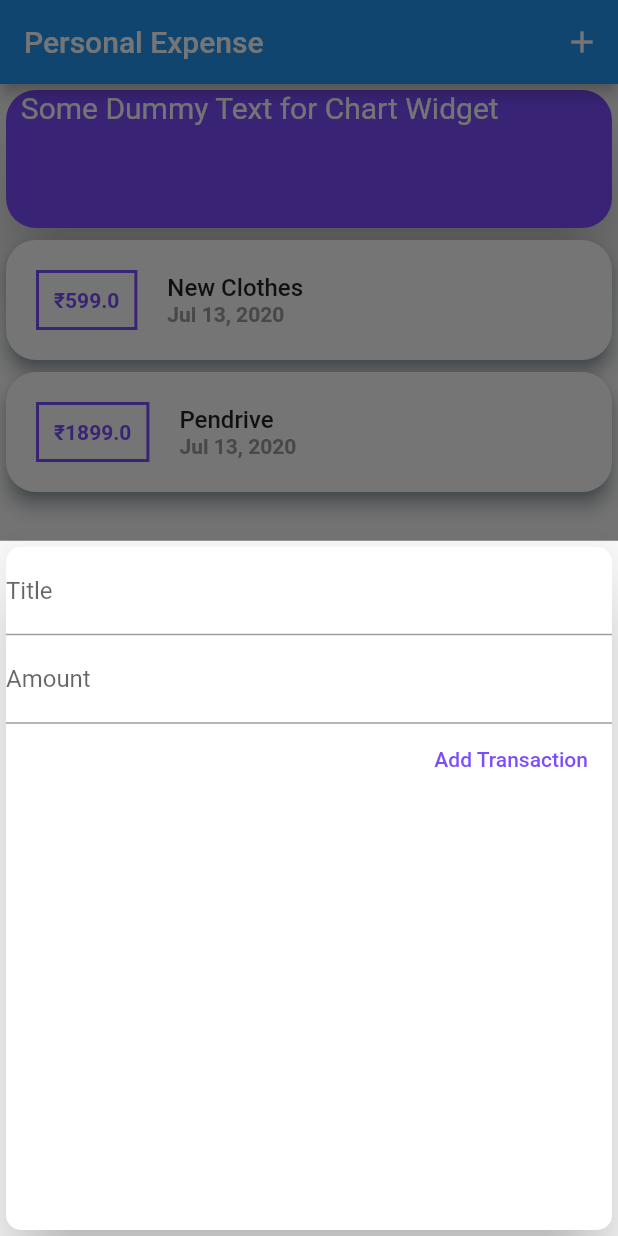
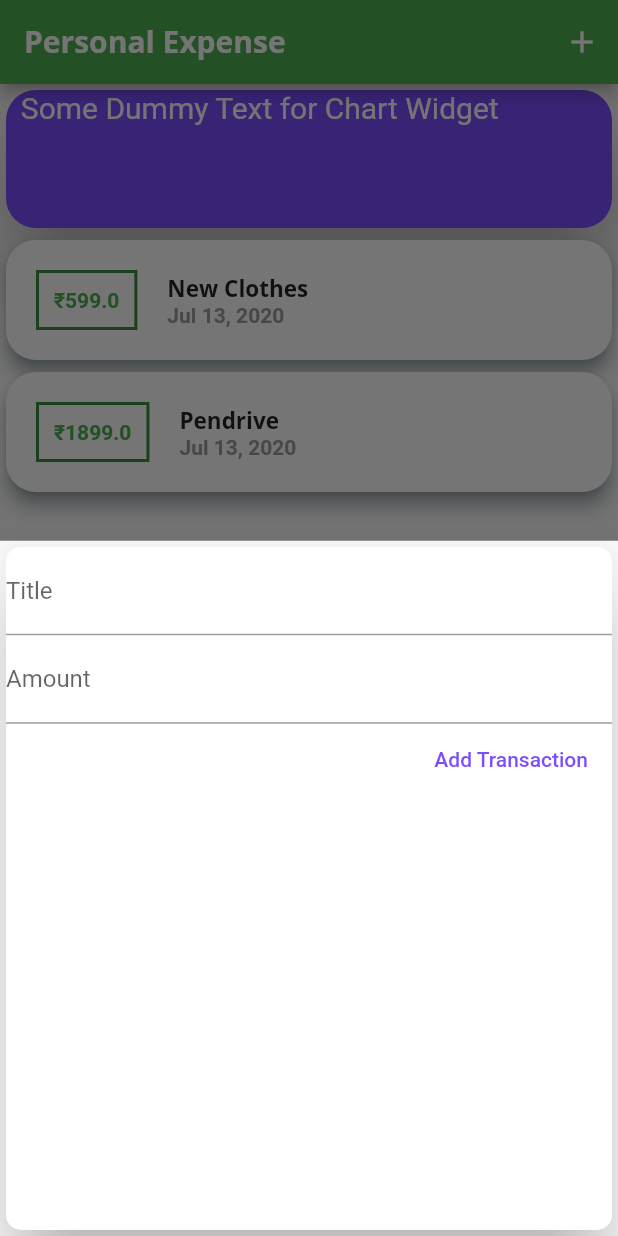
Before and after one commit to onkarnirhali/Personal-Expenses, a Flutter app: the screen it shows after launch, after a tap on the "add" icon, on a phone screen of 412 x 824 dp. Run offline on Flutter 3.47's test engine with Material 2 defaults, Android fonts, the phone set to English and light mode, and no system bars.

Commit message:
Theming and Styling the App

```diff
--- a/personal_expense_app/lib/main.dart
+++ b/personal_expense_app/lib/main.dart
@@ -48,6 +48,21 @@ class _MyAppState extends State<MyApp> {
     return MaterialApp(
       title: 'Flutter App',
       home: MyHomePage(),
+      theme: ThemeData(
+          primarySwatch: Colors.green,
+          accentColor: Colors.cyanAccent,
+          fontFamily: 'OpenSans',
+          textTheme: ThemeData.light().textTheme.copyWith(
+              headline6: TextStyle(
+                  fontFamily: 'OpenSans',
+                  fontWeight: FontWeight.bold,
+                  fontSize: 15)),
+          appBarTheme: AppBarTheme(
+              textTheme: ThemeData.light().textTheme.copyWith(
+                  headline6: TextStyle(
+                      fontFamily: 'Quicksand',
+                      fontWeight: FontWeight.bold,
+                      fontSize: 20)))),
     );
   }
 }
@@ -102,7 +117,11 @@ class _MyHomePageState extends State<MyHomePage> {
     showModalBottomSheet(
         context: ctxt,
         builder: (bCtxt) {
-          return NewTransaction(_addNewTransaction);
+          return GestureDetector(
+            child: NewTransaction(_addNewTransaction),
+            onTap: () {},
+            behavior: HitTestBehavior.opaque,
+          );
         });
   }
 
@@ -110,7 +129,10 @@ class _MyHomePageState extends State<MyHomePage> {
   Widget build(BuildContext context) {
     return Scaffold(
       appBar: AppBar(
-        title: Text('Personal Expense'),
+        title: Text(
+          'Personal Expense',
+          style: TextStyle(fontFamily: 'OpenSans'),
+        ),
         actions: <Widget>[
           IconButton(
               icon: Icon(Icons.add),
--- a/personal_expense_app/lib/widgets/new_transaction.dart
+++ b/personal_expense_app/lib/widgets/new_transaction.dart
@@ -11,8 +11,22 @@ class NewTransaction extends StatefulWidget {
 
 class _NewTransactionState extends State<NewTransaction> {
   final titleController = TextEditingController();
+  final amountController = TextEditingController();
 
-  final amountController = TextEditingController();
+  void submitData() {
+    final enteredTitle = titleController.text;
+    final enteredAmount = double.parse(amountController.text);
+
+    if (enteredTitle.isEmpty || enteredAmount.isNegative) {
+      return; //this will return nothing so that a blank or a flase transaction wont be added.
+    }
+
+    widget.addTx(
+      enteredTitle,
+      enteredAmount,
+    );
+    Navigator.of(context).pop();
+  }
 
   @override
   Widget build(BuildContext context) {
@@ -38,6 +52,7 @@ class _NewTransactionState extends State<NewTransaction> {
               onPressed: () {
                 widget.addTx(
                     titleController.text, double.parse(amountController.text));
+                Navigator.of(context).pop();
               },
               textColor: Colors.deepPurpleAccent,
               child: Text('Add Transaction'))
--- a/personal_expense_app/lib/widgets/transcation_list.dart
+++ b/personal_expense_app/lib/widgets/transcation_list.dart
@@ -21,13 +21,13 @@ class TransactionList extends StatelessWidget {
                 Container(
                   margin: EdgeInsets.all(20),
                   decoration: BoxDecoration(
-                      border:
-                          Border.all(color: Colors.deepPurpleAccent, width: 2)),
+                      border: Border.all(
+                          color: Theme.of(context).primaryColorDark, width: 2)),
                   child: Text(
                     '₹${transactions[index].amount}', //dollar is a reserved key for the purpose of string interpolation
                     style: TextStyle(
                         fontWeight: FontWeight.bold,
-                        color: Colors.deepPurpleAccent),
+                        color: Theme.of(context).primaryColor),
                   ),
                   padding: EdgeInsets.all(10),
                 ),
@@ -37,8 +37,7 @@ class TransactionList extends StatelessWidget {
                   children: <Widget>[
                     Text(
                       '${transactions[index].title}',
-                      style:
-                          TextStyle(fontWeight: FontWeight.w500, fontSize: 16),
+                      style: Theme.of(context).textTheme.headline6,
                       textAlign: TextAlign.start,
                     ),
                     Text(
```
Also changed, not shown: personal_expense_app/pubspec.yaml (+12 -6 lines), personal_expense_app/assets/fonts/OpenSans-Bold.ttf (added), personal_expense_app/assets/fonts/OpenSans-Regular.ttf (added), personal_expense_app/assets/fonts/Quicksand-Bold.ttf (added), personal_expense_app/assets/fonts/Quicksand-Light.ttf (added), personal_expense_app/assets/fonts/Quicksand-Medium.ttf (added), personal_expense_app/assets/fonts/Quicksand-Regular.ttf (added).
